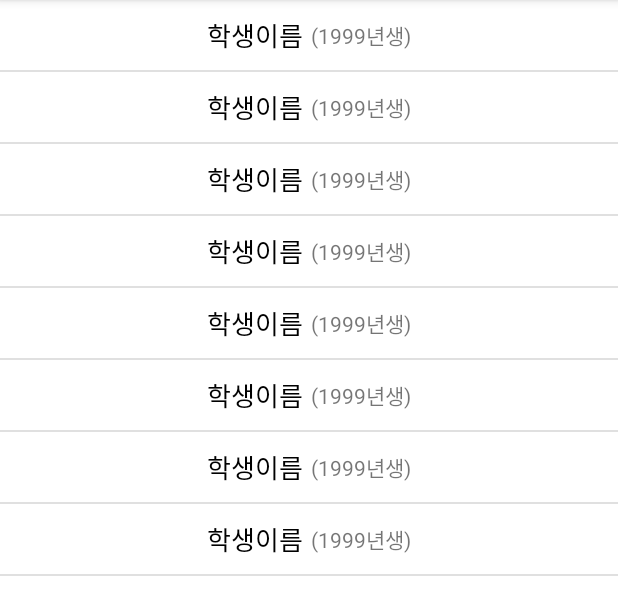
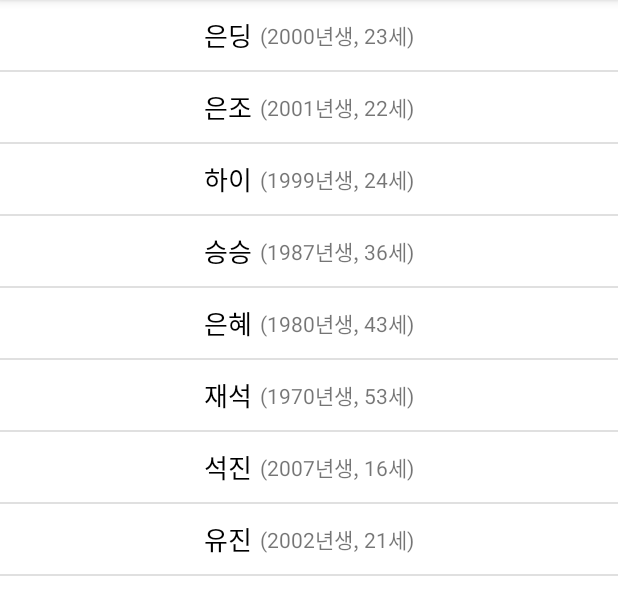
Before and after one commit to Eundding/AndroidStudy, an Android app: the screen it shows after launch (MainActivity), on a phone screen of 412 x 824 dp, the part 84-696 px from its top. Run offline under Robolectric (Android 15) with nearby library versions, the phone set to English and light mode, and no system bars.

Commit message:
Listview 적용

```diff
--- a/Listview/app/src/main/java/com/eunjeong/listview/MainActivity.kt
+++ b/Listview/app/src/main/java/com/eunjeong/listview/MainActivity.kt
@@ -30,5 +30,6 @@ class MainActivity : AppCompatActivity() {
         mAdapter = StudentAdapter(this, R.layout.student_list_item, mStudentList)
 
         viewBinding.studentListView.adapter = mAdapter
+
     }
 }
--- a/Listview/app/src/main/java/com/eunjeong/listview/adapters/StudentAdapter.kt
+++ b/Listview/app/src/main/java/com/eunjeong/listview/adapters/StudentAdapter.kt
@@ -5,6 +5,7 @@ import android.view.LayoutInflater
 import android.view.View
 import android.view.ViewGroup
 import android.widget.ArrayAdapter
+import android.widget.TextView
 import com.eunjeong.listview.R
 import com.eunjeong.listview.datas.Student
 
@@ -16,7 +17,6 @@ class StudentAdapter(
     val inf = LayoutInflater.from(mContext)
 
     override fun getView(position: Int, convertView: View?, parent: ViewGroup): View {
-
         var tempRow = convertView
         if (tempRow == null) {
             tempRow = inf.inflate(R.layout.student_list_item, null)
@@ -24,6 +24,15 @@ class StudentAdapter(
 
         val row = tempRow!!
 
+        val studentData = mList[position]
+        val nameTxt = row.findViewById<TextView>(R.id.nameTxt)
+        val birthYearTxt = row.findViewById<TextView>(R.id.birthYearTxt)
+        nameTxt.text = studentData.name
+
+        //출생년도를 가지고 => (2022년 한국식)나이로 변환해서 보여주기.
+        val koreanAge = 2022 - studentData.birthYear + 1
+        birthYearTxt.text = "(${studentData.birthYear}년생, ${koreanAge}세)"
+
         return row
     }
 }
--- a/Listview/app/src/main/res/layout/student_list_item.xml
+++ b/Listview/app/src/main/res/layout/student_list_item.xml
@@ -12,6 +12,7 @@
         android:padding="10dp">
 
         <TextView
+            android:id="@+id/nameTxt"
             android:layout_width="wrap_content"
             android:layout_height="wrap_content"
             android:text="학생이름"
@@ -19,6 +20,7 @@
             android:textSize="17sp"/>
 
         <TextView
+            android:id="@+id/birthYearTxt"
             android:layout_width="wrap_content"
             android:layout_height="wrap_content"
             android:text="(1999년생)"
```
